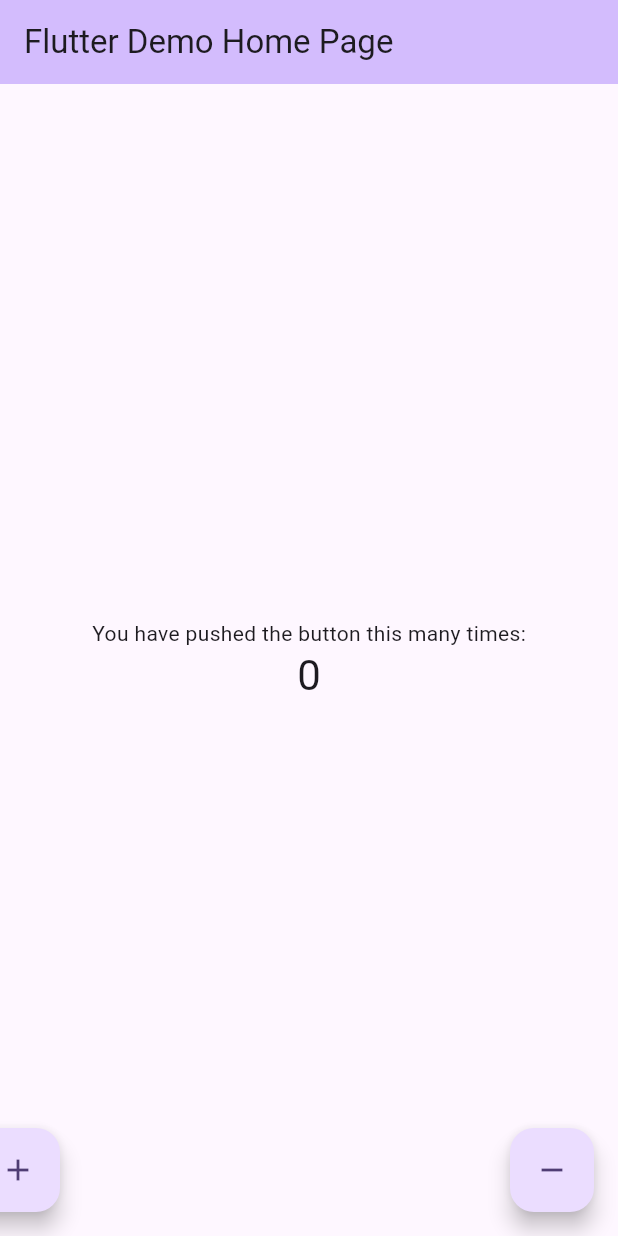
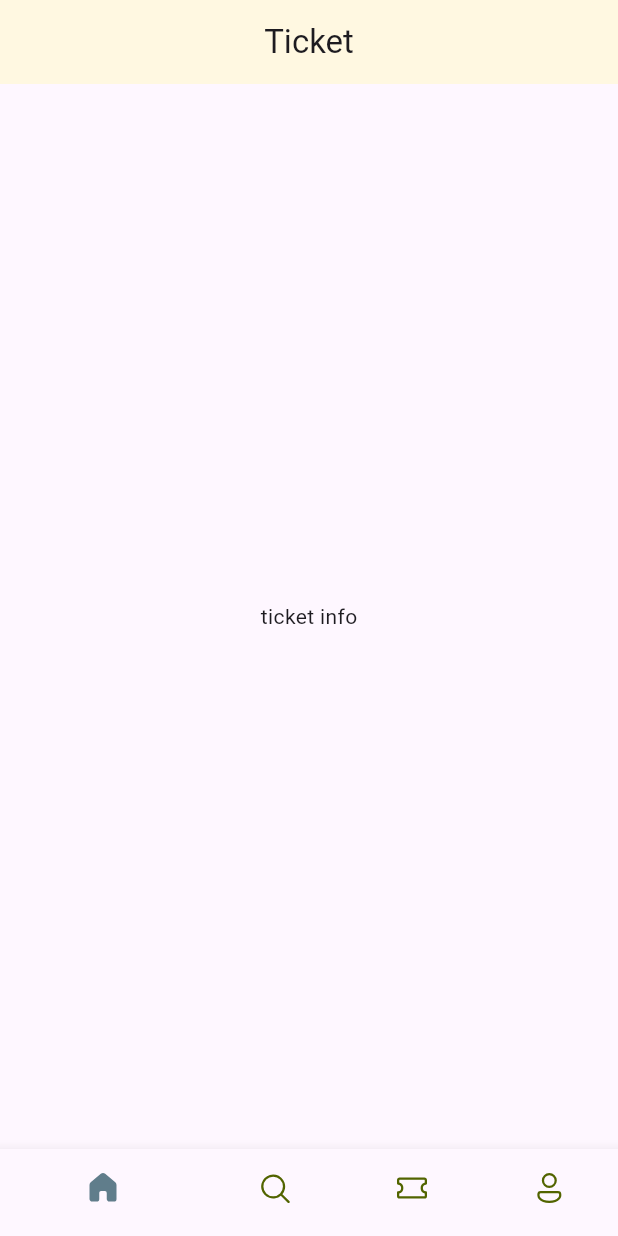
Before and after one commit to OthyTenk/ticket_demo_app, a Flutter app: the screen it shows after launch, on a phone screen of 412 x 824 dp. Run offline on Flutter 3.47's test engine with Material 3 defaults, Android fonts, the phone set to English and light mode, and no system bars; our stand-ins replace fluentui_icons.

Commit message:
feat: implement bottom navigation bottom

```diff
--- /dev/null
+++ b/lib/base/bottom_nav_bar.dart
@@ -0,0 +1,45 @@
+import 'package:fluentui_icons/fluentui_icons.dart';
+import 'package:flutter/material.dart';
+
+class BottomNavBar extends StatefulWidget {
+  const BottomNavBar({super.key});
+
+  @override
+  State<BottomNavBar> createState() => _BottomNavBarState();
+}
+
+class _BottomNavBarState extends State<BottomNavBar> {
+  @override
+  Widget build(BuildContext context) {
+    return Scaffold(
+        appBar: AppBar(
+          backgroundColor: Colors.amber[50],
+          title: const Center(child: Text("Ticket")),
+        ),
+        body: const Center(
+          child: Text("ticket info"),
+        ),
+        bottomNavigationBar: BottomNavigationBar(
+            selectedItemColor: Colors.blueGrey,
+            unselectedItemColor: const Color(0xFF526400),
+            showSelectedLabels: false,
+            items: const [
+              BottomNavigationBarItem(
+                  icon: Icon(FluentSystemIcons.ic_fluent_home_regular),
+                  activeIcon: Icon(FluentSystemIcons.ic_fluent_home_filled),
+                  label: "Home"),
+              BottomNavigationBarItem(
+                  icon: Icon(FluentSystemIcons.ic_fluent_search_regular),
+                  activeIcon: Icon(FluentSystemIcons.ic_fluent_search_filled),
+                  label: "Search"),
+              BottomNavigationBarItem(
+                  icon: Icon(FluentSystemIcons.ic_fluent_ticket_regular),
+                  activeIcon: Icon(FluentSystemIcons.ic_fluent_ticket_filled),
+                  label: "Tickets"),
+              BottomNavigationBarItem(
+                  icon: Icon(FluentSystemIcons.ic_fluent_person_regular),
+                  activeIcon: Icon(FluentSystemIcons.ic_fluent_person_filled),
+                  label: "Profile"),
+            ]));
+  }
+}
--- a/lib/main.dart
+++ b/lib/main.dart
@@ -1,4 +1,5 @@
 import 'package:flutter/material.dart';
+import 'package:ticket_app/base/bottom_nav_bar.dart';
 
 void main() {
   runApp(const MyApp());
@@ -15,70 +16,7 @@ class MyApp extends StatelessWidget {
         colorScheme: ColorScheme.fromSeed(seedColor: Colors.deepPurple),
         useMaterial3: true,
       ),
-      home: const MyHomePage(title: 'Flutter Demo Home Page'),
+      home: const BottomNavBar(),
     );
   }
 }
-
-class MyHomePage extends StatefulWidget {
-  const MyHomePage({super.key, required this.title});
-
-  final String title;
-
-  @override
-  State<MyHomePage> createState() => _MyHomePageState();
-}
-
-class _MyHomePageState extends State<MyHomePage> {
-  int _counter = 0;
-
-  void _incrementCounter() {
-    setState(() {
-      _counter++;
-    });
-  }
-
-  void _decrementCounter() {
-    setState(() {
-      if (_counter > 0) _counter--;
-    });
-  }
-
-  @override
-  Widget build(BuildContext context) {
-    return Scaffold(
-        appBar: AppBar(
-          backgroundColor: Theme.of(context).colorScheme.inversePrimary,
-          title: Text(widget.title),
-        ),
-        body: Center(
-          child: Column(
-            mainAxisAlignment: MainAxisAlignment.center,
-            children: <Widget>[
-              const Text(
-                'You have pushed the button this many times:',
-              ),
-              Text(
-                '$_counter',
-                style: Theme.of(context).textTheme.headlineMedium,
-              ),
-            ],
-          ),
-        ),
-        floatingActionButton: Row(
-          mainAxisAlignment: MainAxisAlignment.spaceBetween,
-          children: [
-            FloatingActionButton(
-              onPressed: _incrementCounter,
-              tooltip: 'Increment',
-              child: const Icon(Icons.add),
-            ),
-            FloatingActionButton(
-              onPressed: _decrementCounter,
-              tooltip: 'Decrement',
-              child: const Icon(Icons.remove),
-            ),
-          ],
-        ));
-  }
-}
--- a/pubspec.yaml
+++ b/pubspec.yaml
@@ -35,6 +35,7 @@ dependencies:
   # The following adds the Cupertino Icons font to your application.
   # Use with the CupertinoIcons class for iOS style icons.
   cupertino_icons: ^1.0.8
+  fluentui_icons: ^1.0.0
 
 dev_dependencies:
   flutter_test:
```
Also changed, not shown: pubspec.lock.
